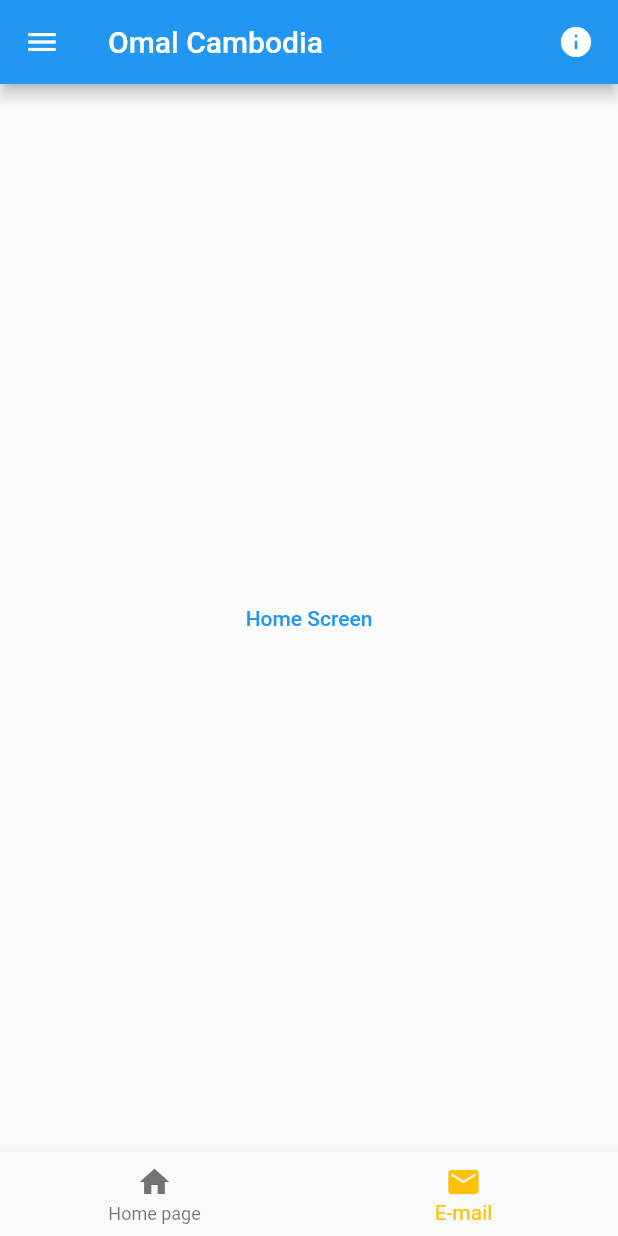
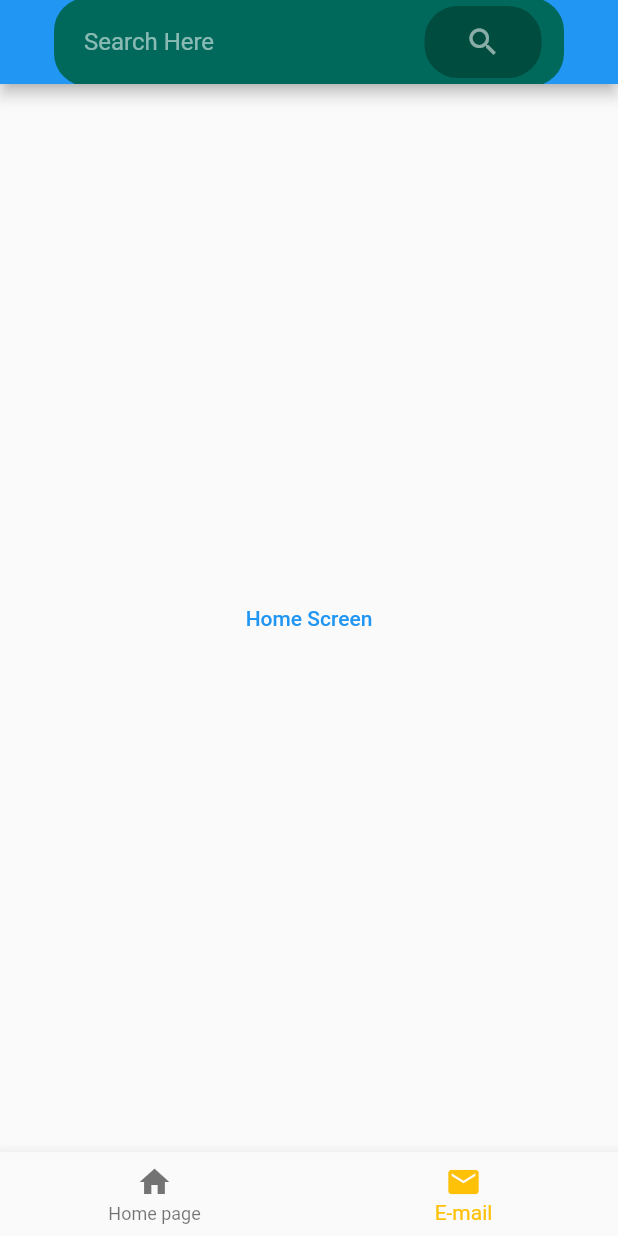
Before and after one commit to FrankSochea/omal, a Flutter app: the screen it shows after launch, on a phone screen of 412 x 824 dp. Run offline on Flutter 3.47's test engine with Material 2 defaults, Android fonts, the phone set to English and light mode, and no system bars.

Commit message:
building search box in appbar

```diff
--- /dev/null
+++ b/lib/constants.dart
@@ -0,0 +1,6 @@
+import 'package:flutter/material.dart';
+
+const oPrimaryColor = Color(0xFF004D40);
+const oSecondaryColor = Color(0xFF00695C);
+const oTextColor = Colors.white;
+const oTextLightColor = Colors.white54;
--- a/lib/main.dart
+++ b/lib/main.dart
@@ -16,7 +16,7 @@ class Omal extends StatelessWidget {
           .generateRoute,
           // Hides the debug stripe on the top-right corner //
           // which might be annoying to see!
-          debugShowCheckedModeBanner: false,
+      debugShowCheckedModeBanner: false,
     );
   }
 }
--- a/lib/screens/home_screen.dart
+++ b/lib/screens/home_screen.dart
@@ -1,33 +1,26 @@
 import 'package:flutter/material.dart';
 import 'package:newomal/routes.dart';
+import 'package:newomal/widgets/home_app_bar.dart';
 
 class HomeScreen extends StatelessWidget {
   const HomeScreen({Key? key}) : super(key: key);
   @override
   Widget build(BuildContext context) {
     return Scaffold(
-      appBar: AppBar(title: const Text("Omal Cambodia"), actions: [
-        IconButton(
-          icon: const Padding(
-            padding: EdgeInsets.only(right: 20),
-            child: Icon(Icons.info),
-          ),
-          onPressed: () {},
-        ),
-      ]),
-      drawer: Drawer(
-          child: ListView(children: [
-        ListTile(
-          leading: const Icon(Icons.people),
-          title: const Text("Item 1"),
-          onTap: () {},
-        ),
-        ListTile(
-          leading: const Icon(Icons.train),
-          title: const Text("Item 2"),
-          onTap: () {},
-        )
-      ])),
+      appBar: homeAppBar(),
+      // drawer: Drawer(
+      //     child: ListView(children: [
+      //   ListTile(
+      //     leading: const Icon(Icons.people),
+      //     title: const Text("Item 1"),
+      //     onTap: () {},
+      //   ),
+      //   ListTile(
+      //     leading: const Icon(Icons.train),
+      //     title: const Text("Item 2"),
+      //     onTap: () {},
+      //   )
+      // ])),
       bottomNavigationBar: BottomNavigationBar(
         currentIndex: 1,
         selectedItemColor: Colors.amber,
@@ -51,4 +44,6 @@ class HomeScreen extends StatelessWidget {
       ),
     );
   }
+
+
 }
--- /dev/null
+++ b/lib/widgets/home_app_bar.dart
@@ -0,0 +1,41 @@
+import 'package:flutter/material.dart';
+import 'package:newomal/constants.dart';
+
+AppBar homeAppBar() {
+    return AppBar(
+      title: Container(
+        margin: const EdgeInsets.all(20),
+        decoration: BoxDecoration(
+          color: oSecondaryColor,
+          borderRadius: BorderRadius.circular(22.0)
+        ),
+        child: Row(
+          children: <Widget>[
+            const Expanded(
+              child: TextField(
+                decoration: InputDecoration(
+                  contentPadding: EdgeInsets.all(20),
+                  border: InputBorder.none,
+                  hintText: "Search Here",
+                  hintStyle: TextStyle(color: oTextLightColor)
+                ),
+              )
+            ),
+            Container(
+              margin: const EdgeInsets.only(right: 15),
+              padding: const EdgeInsets.only(left: 15, right: 15),
+              decoration: BoxDecoration(
+                color: oPrimaryColor,
+                borderRadius: BorderRadius.circular(22)
+              ),
+              child: IconButton(
+                icon: const Icon(Icons.search, color: oTextLightColor,),
+                onPressed: () {},
+              ),
+            )
+          ]
+        ),
+      )
+
+    );
+  }
```
